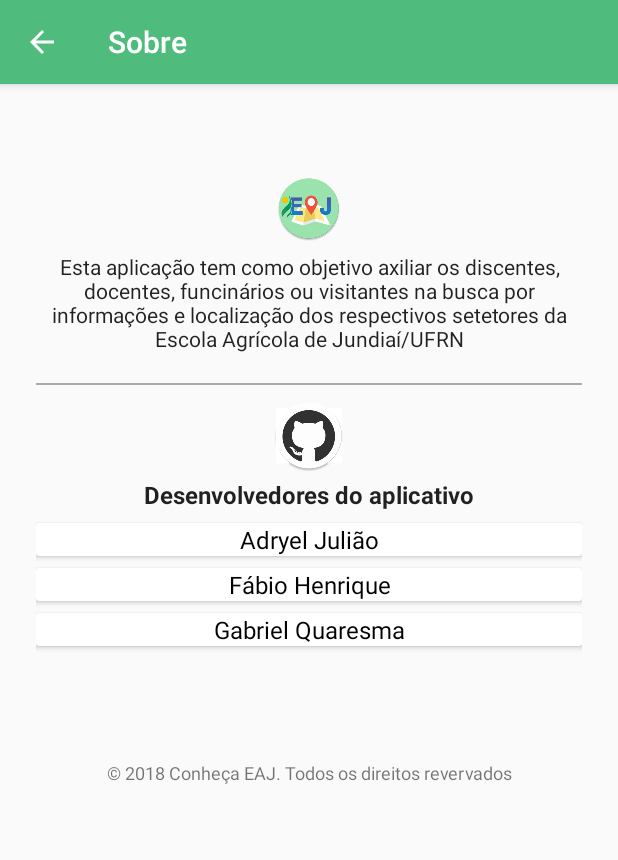
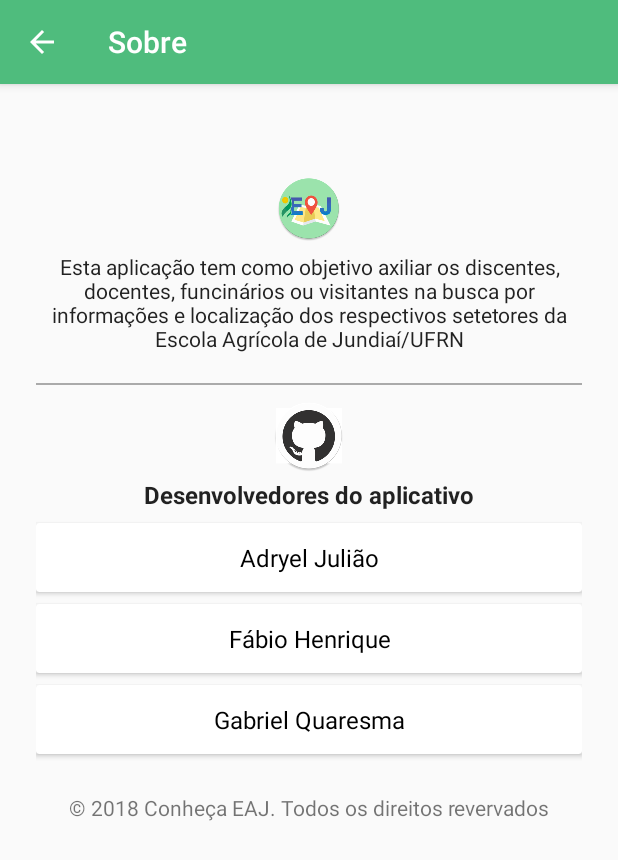
Before and after one commit to fbio1/EAJ, an Android app: the SobreActivity screen opened directly, with no data from a screen before it, on a phone screen of 412 x 824 dp. Shown: the top 860 px of the screen. Run offline under Robolectric (Android 15) with nearby library versions, the phone set to English and light mode, and no system bars.

Commit message:
Correção no layout da activity sobre

```diff
--- a/app/src/main/res/layout/activity_sobre.xml
+++ b/app/src/main/res/layout/activity_sobre.xml
@@ -1,12 +1,16 @@
 <?xml version="1.0" encoding="utf-8"?>
-<LinearLayout xmlns:android="http://schemas.android.com/apk/res/android"
-    xmlns:app="http://schemas.android.com/apk/res-auto"
+<ScrollView
+    xmlns:android="http://schemas.android.com/apk/res/android"
     xmlns:tools="http://schemas.android.com/tools"
+    android:layout_width="match_parent"
+    android:layout_height="match_parent"
+    tools:context="com.example.pichau.conheaeaj20.activity.SobreActivity">
+
+    <LinearLayout
         android:id="@+id/linearLayoutprincipal"
         android:layout_width="match_parent"
         android:layout_height="match_parent"
         android:orientation="vertical"
-    tools:context="com.example.pichau.conheaeaj20.activity.SobreActivity"
         android:padding="16dp">
 
 
@@ -72,15 +76,18 @@
                     android:layout_width="match_parent"
                     android:layout_height="wrap_content"
                     android:layout_marginTop="8dp">
+
                     <LinearLayout
                         android:id="@+id/adryel"
                         android:layout_width="match_parent"
                         android:layout_height="wrap_content"
                         android:orientation="horizontal">
+
                         <TextView
                             android:layout_width="match_parent"
                             android:layout_height="wrap_content"
                             android:gravity="center"
+                            android:padding="12dp"
                             android:text="@string/adryel_juliao"
                             android:textColor="@android:color/black"
                             android:textSize="16dp" />
@@ -91,17 +98,20 @@
                     android:layout_width="match_parent"
                     android:layout_height="wrap_content"
                     android:layout_marginTop="8dp">
+
                     <LinearLayout
                         android:id="@+id/fabio"
                         android:layout_width="match_parent"
                         android:layout_height="wrap_content"
                         android:orientation="horizontal">
+
                         <TextView
                             android:layout_width="0dp"
                             android:layout_height="wrap_content"
                             android:layout_gravity="center"
                             android:layout_weight="8"
                             android:gravity="center"
+                            android:padding="12dp"
                             android:text="@string/fabio_henrique"
                             android:textColor="@android:color/black"
                             android:textSize="16dp" />
@@ -112,6 +122,7 @@
                     android:layout_width="match_parent"
                     android:layout_height="wrap_content"
                     android:layout_marginTop="8dp">
+
                     <LinearLayout
                         android:id="@+id/joao"
                         android:layout_width="match_parent"
@@ -124,6 +135,7 @@
                             android:layout_gravity="center"
                             android:layout_weight="8"
                             android:gravity="center"
+                            android:padding="12dp"
                             android:text="@string/gabriel_quaresma"
                             android:textColor="@android:color/black"
                             android:textSize="16dp" />
@@ -142,7 +154,8 @@
             android:layout_width="match_parent"
             android:layout_height="wrap_content"
             android:text="© 2018 Conheça EAJ. Todos os direitos revervados"
-        android:layout_marginTop="60dp"
+            android:layout_marginTop="10dp"
             android:textAlignment="center"
-        android:textSize="12dp"/>
+            android:textSize="14dp"/>
     </LinearLayout>
+</ScrollView>
--- a/build.gradle
+++ b/build.gradle
@@ -7,7 +7,7 @@ buildscript {
         jcenter()
     }
     dependencies {
-        classpath 'com.android.tools.build:gradle:3.0.0'
+        classpath 'com.android.tools.build:gradle:3.2.1'
 
 
         // NOTE: Do not place your application dependencies here; they belong
```
Also changed, not shown: gradle/wrapper/gradle-wrapper.properties. Lines whose indentation alone changed are shown as unchanged.
